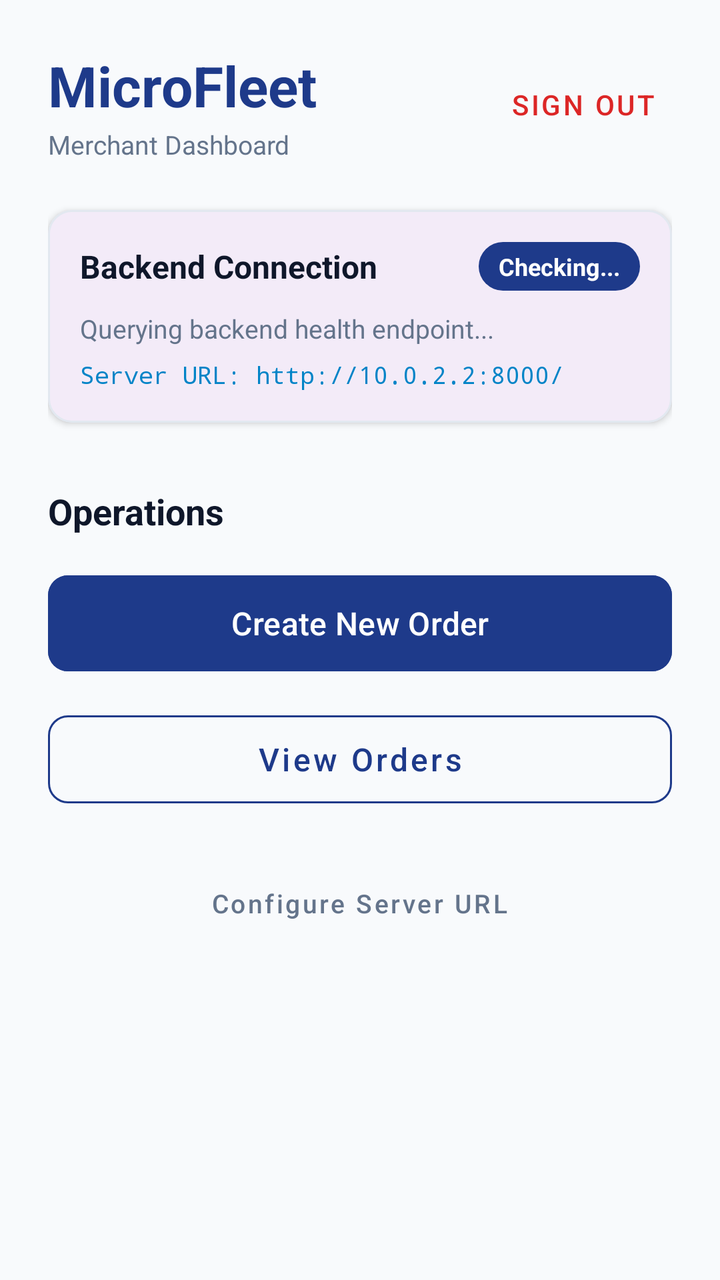
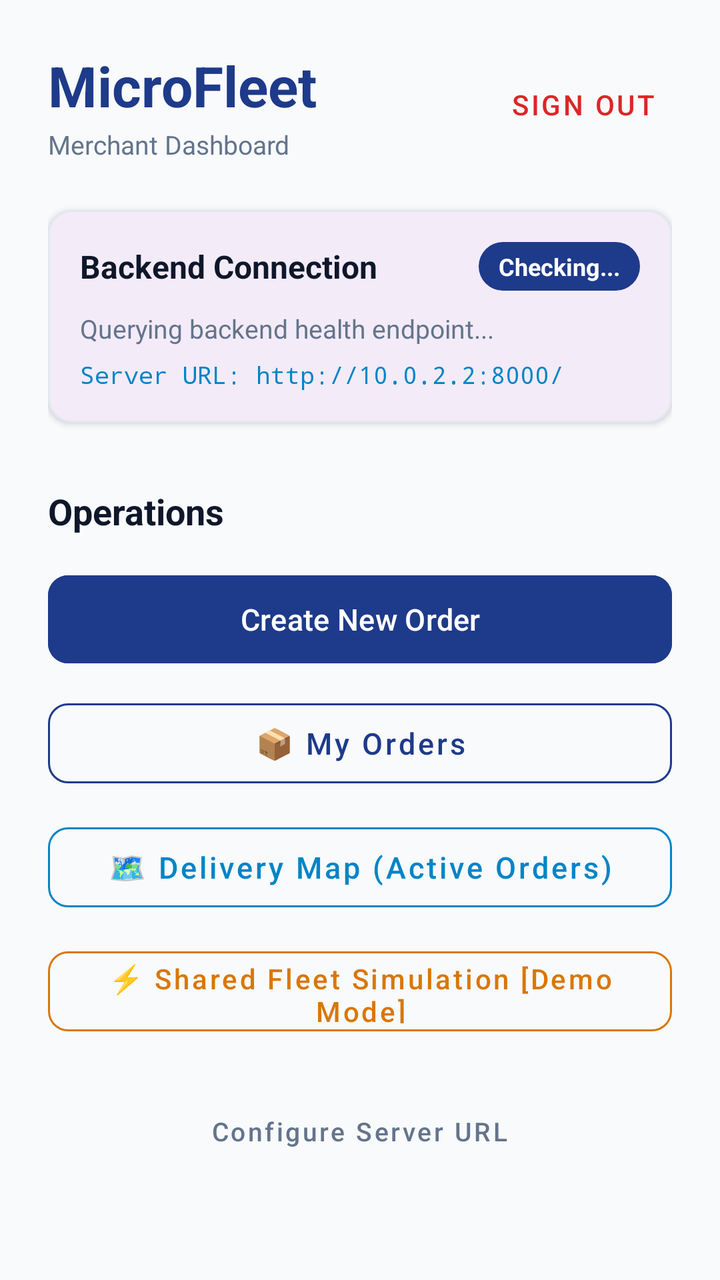

An Android layout rendered at two revisions. The XML below is the earlier revision; the diff shows what the commit changed to produce the second picture.
<!-- AndroidManifest.xml: application theme Theme.MicroFleet -->
<!-- res/layout/activity_main.xml -->
<?xml version="1.0" encoding="utf-8"?>
<ScrollView xmlns:android="http://schemas.android.com/apk/res/android"
    xmlns:app="http://schemas.android.com/apk/res-auto"
    xmlns:tools="http://schemas.android.com/tools"
    android:id="@+id/main"
    android:layout_width="match_parent"
    android:layout_height="match_parent"
    android:background="@color/background_light"
    android:fillViewport="true">

    <LinearLayout
        android:layout_width="match_parent"
        android:layout_height="wrap_content"
        android:orientation="vertical"
        android:padding="24dp">

        
        <LinearLayout
            android:layout_width="match_parent"
            android:layout_height="wrap_content"
            android:gravity="center_vertical"
            android:orientation="horizontal">

            <LinearLayout
                android:layout_width="0dp"
                android:layout_height="wrap_content"
                android:layout_weight="1"
                android:orientation="vertical">

                <TextView
                    android:layout_width="wrap_content"
                    android:layout_height="wrap_content"
                    android:text="@string/app_name"
                    android:textColor="@color/primary"
                    android:textSize="28sp"
                    android:textStyle="bold" />

                <TextView
                    android:id="@+id/text_merchant_profile"
                    android:layout_width="wrap_content"
                    android:layout_height="wrap_content"
                    android:layout_marginTop="2dp"
                    android:text="Merchant Dashboard"
                    android:textColor="@color/text_secondary"
                    android:textSize="13sp" />
            </LinearLayout>

            <com.google.android.material.button.MaterialButton
                android:id="@+id/btn_logout"
                style="@style/Widget.MaterialComponents.Button.TextButton"
                android:layout_width="wrap_content"
                android:layout_height="wrap_content"
                android:text="Sign Out"
                android:textColor="#DC2626" />
        </LinearLayout>

        
        <com.google.android.material.card.MaterialCardView
            android:layout_width="match_parent"
            android:layout_height="wrap_content"
            android:layout_marginTop="24dp"
            app:cardCornerRadius="12dp"
            app:cardElevation="2dp"
            app:strokeColor="#E2E8F0"
            app:strokeWidth="1dp">

            <LinearLayout
                android:layout_width="match_parent"
                android:layout_height="wrap_content"
                android:orientation="vertical"
                android:padding="16dp">

                <LinearLayout
                    android:layout_width="match_parent"
                    android:layout_height="wrap_content"
                    android:gravity="center_vertical"
                    android:orientation="horizontal">

                    <TextView
                        android:layout_width="0dp"
                        android:layout_height="wrap_content"
                        android:layout_weight="1"
                        android:text="@string/backend_status"
                        android:textColor="@color/text_primary"
                        android:textSize="16sp"
                        android:textStyle="bold" />

                    <ProgressBar
                        android:id="@+id/progress_connection"
                        android:layout_width="20dp"
                        android:layout_height="20dp"
                        android:visibility="gone" />

                    <TextView
                        android:id="@+id/text_status_badge"
                        android:layout_width="wrap_content"
                        android:layout_height="wrap_content"
                        android:background="@drawable/badge_background"
                        android:paddingStart="10dp"
                        android:paddingTop="4dp"
                        android:paddingEnd="10dp"
                        android:paddingBottom="4dp"
                        android:text="Checking..."
                        android:textColor="@color/white"
                        android:textSize="12sp"
                        android:textStyle="bold" />
                </LinearLayout>

                <TextView
                    android:id="@+id/text_connection_details"
                    android:layout_width="match_parent"
                    android:layout_height="wrap_content"
                    android:layout_marginTop="10dp"
                    android:text="Querying backend health endpoint..."
                    android:textColor="@color/text_secondary"
                    android:textSize="13sp" />

                <TextView
                    android:id="@+id/text_base_url"
                    android:layout_width="match_parent"
                    android:layout_height="wrap_content"
                    android:layout_marginTop="6dp"
                    android:text="Server URL: http://10.0.2.2:8000/"
                    android:textColor="@color/accent"
                    android:textSize="12sp"
                    android:typeface="monospace" />

                <Button
                    android:id="@+id/btn_retry_connection"
                    style="@style/Widget.MaterialComponents.Button.OutlinedButton"
                    android:layout_width="wrap_content"
                    android:layout_height="wrap_content"
                    android:layout_marginTop="12dp"
                    android:text="@string/btn_retry"
                    android:visibility="gone" />

            </LinearLayout>
        </com.google.android.material.card.MaterialCardView>

        
        <TextView
            android:layout_width="wrap_content"
            android:layout_height="wrap_content"
            android:layout_marginTop="32dp"
            android:text="Operations"
            android:textColor="@color/text_primary"
            android:textSize="18sp"
            android:textStyle="bold" />

        <Button
            android:id="@+id/btn_create_order"
            android:layout_width="match_parent"
            android:layout_height="56dp"
            android:layout_marginTop="16dp"
            android:backgroundTint="@color/primary"
            android:text="@string/btn_create_order"
            android:textAllCaps="false"
            android:textSize="16sp"
            app:cornerRadius="10dp" />

        <Button
            android:id="@+id/btn_view_orders"
            style="@style/Widget.MaterialComponents.Button.OutlinedButton"
            android:layout_width="match_parent"
            android:layout_height="56dp"
            android:layout_marginTop="12dp"
            android:text="@string/btn_view_orders"
            android:textAllCaps="false"
            android:textColor="@color/primary"
            android:textSize="16sp"
            app:cornerRadius="10dp"
            app:strokeColor="@color/primary" />

        <Button
            android:id="@+id/btn_configure_url"
            style="@style/Widget.MaterialComponents.Button.TextButton"
            android:layout_width="wrap_content"
            android:layout_height="wrap_content"
            android:layout_gravity="center_horizontal"
            android:layout_marginTop="20dp"
            android:text="Configure Server URL"
            android:textAllCaps="false"
            android:textColor="@color/text_secondary"
            android:textSize="13sp" />

    </LinearLayout>
</ScrollView>
<!-- resources referenced by this layout -->
<resources>
  <color name="accent">#0284C7</color>
  <color name="background_light">#F8FAFC</color>
  <color name="primary">#1E3A8A</color>
  <color name="text_primary">#0F172A</color>
  <color name="text_secondary">#64748B</color>
  <color name="white">#FFFFFFFF</color>
  <!-- drawable badge_background (drawable) -->
  <?xml version="1.0" encoding="utf-8"?>
  <shape xmlns:android="http://schemas.android.com/apk/res/android"
      android:shape="rectangle">
      <corners android:radius="16dp" />
      <solid android:color="@color/primary" />
  </shape>
  <string name="app_name">MicroFleet</string>
  <string name="backend_status">Backend Connection</string>
  <string name="btn_create_order">Create New Order</string>
  <string name="btn_retry">Retry Connection</string>
  <string name="btn_view_orders">View Orders</string>
  <style name="Theme.MicroFleet" parent="Base.Theme.MicroFleet" />
  <style name="Base.Theme.MicroFleet" parent="Theme.Material3.DayNight.NoActionBar">
          
          
      </style>
</resources>

<!-- the commit's change to res/layout/activity_main.xml (unified diff, before → after) -->
@@ -150,26 +150,52 @@
         <Button
             android:id="@+id/btn_create_order"
             android:layout_width="match_parent"
-            android:layout_height="56dp"
+            android:layout_height="52dp"
             android:layout_marginTop="16dp"
             android:backgroundTint="@color/primary"
             android:text="@string/btn_create_order"
             android:textAllCaps="false"
-            android:textSize="16sp"
+            android:textSize="15sp"
             app:cornerRadius="10dp" />
 
         <Button
             android:id="@+id/btn_view_orders"
             style="@style/Widget.MaterialComponents.Button.OutlinedButton"
             android:layout_width="match_parent"
-            android:layout_height="56dp"
-            android:layout_marginTop="12dp"
-            android:text="@string/btn_view_orders"
+            android:layout_height="52dp"
+            android:layout_marginTop="10dp"
+            android:text="📦 My Orders"
             android:textAllCaps="false"
             android:textColor="@color/primary"
-            android:textSize="16sp"
+            android:textSize="15sp"
             app:cornerRadius="10dp"
             app:strokeColor="@color/primary" />
+
+        <Button
+            android:id="@+id/btn_delivery_map"
+            style="@style/Widget.MaterialComponents.Button.OutlinedButton"
+            android:layout_width="match_parent"
+            android:layout_height="52dp"
+            android:layout_marginTop="10dp"
+            android:text="🗺️ Delivery Map (Active Orders)"
+            android:textAllCaps="false"
+            android:textColor="#0284C7"
+            android:textSize="15sp"
+            app:cornerRadius="10dp"
+            app:strokeColor="#0284C7" />
+
+        <Button
+            android:id="@+id/btn_fleet_simulation"
+            style="@style/Widget.MaterialComponents.Button.OutlinedButton"
+            android:layout_width="match_parent"
+            android:layout_height="52dp"
+            android:layout_marginTop="10dp"
+            android:text="⚡ Shared Fleet Simulation [Demo Mode]"
+            android:textAllCaps="false"
+            android:textColor="#D97706"
+            android:textSize="14sp"
+            app:cornerRadius="10dp"
+            app:strokeColor="#D97706" />
 
         <Button
             android:id="@+id/btn_configure_url"
<!-- resource entries referenced after the edit -->
@@ -17,7 +17,6 @@
   <string name="backend_status">Backend Connection</string>
   <string name="btn_create_order">Create New Order</string>
   <string name="btn_retry">Retry Connection</string>
-  <string name="btn_view_orders">View Orders</string>
   <style name="Theme.MicroFleet" parent="Base.Theme.MicroFleet" />
   <style name="Base.Theme.MicroFleet" parent="Theme.Material3.DayNight.NoActionBar">
           
